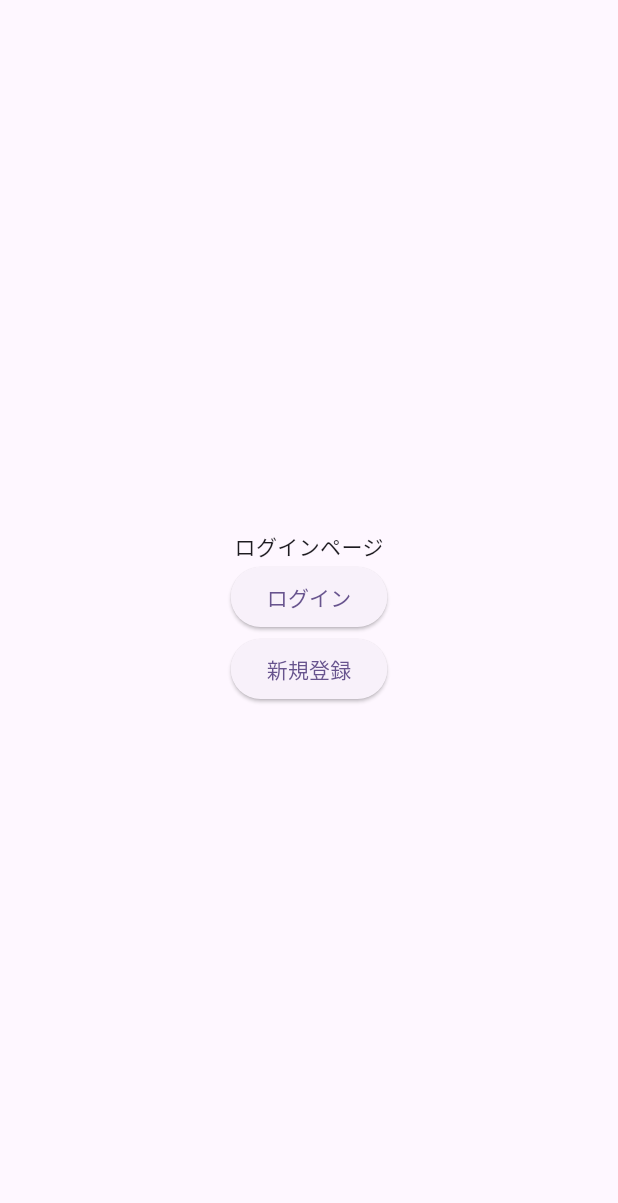
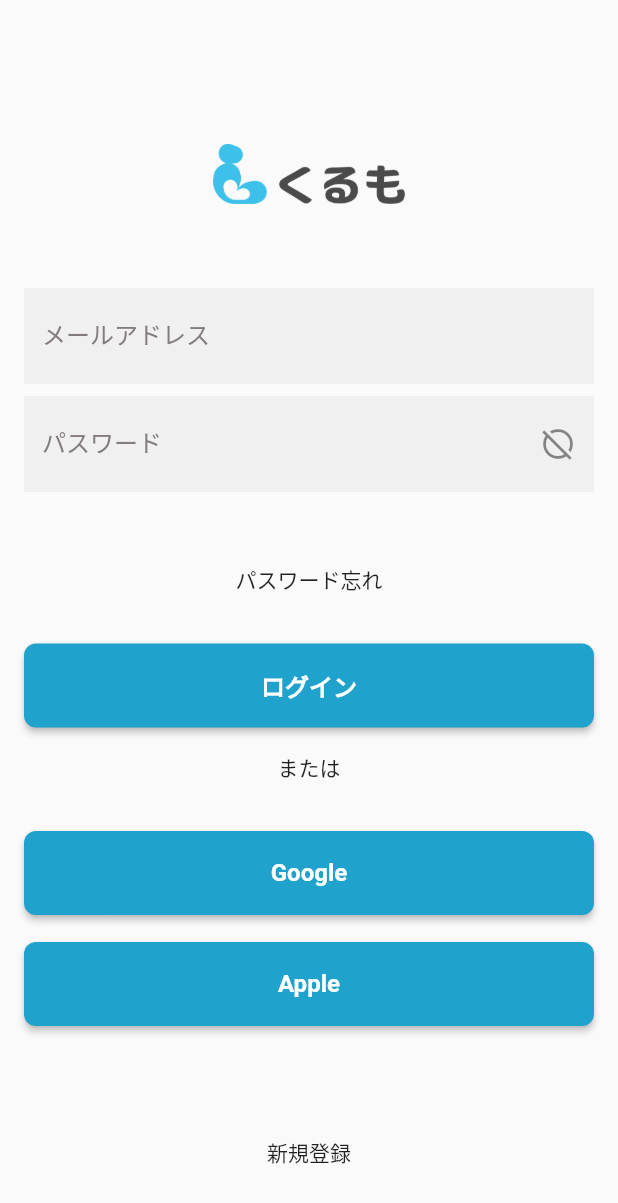
Before and after one commit to yuuya-1205/kurumo_app, a Flutter app: the screen it shows after launch, on a phone screen of 412 x 824 dp. Shown: the top 1203 px of the screen. Run offline on Flutter 3.47's test engine with Material 2 defaults, Android fonts, the phone set to English and light mode, and no system bars; our stand-ins replace firebase_auth, firebase_core; accounts and stored records are empty.

Commit message:
ログインページ作成

```diff
--- a/lib/app.dart
+++ b/lib/app.dart
@@ -1,5 +1,5 @@
 import 'package:flutter/material.dart';
-import 'package:kurumo_app/views/login_page.dart';
+import 'package:kurumo_app/views/pages/auth/login_page.dart';
 
 class App extends StatelessWidget {
   const App({super.key});
@@ -11,7 +11,7 @@ class App extends StatelessWidget {
       title: 'Flutter Demo',
       theme: ThemeData(
         colorScheme: ColorScheme.fromSeed(seedColor: Colors.deepPurple),
-        useMaterial3: true,
+        useMaterial3: false,
       ),
       home: LoginPage(),
     );
--- a/lib/views/login_page.dart
+++ /dev/null
@@ -1,43 +0,0 @@
-import 'package:flutter/material.dart';
-import 'package:kurumo_app/views/sign_up_page.dart';
-
-import 'home_page.dart';
-
-class LoginPage extends StatelessWidget {
-  const LoginPage({super.key});
-
-  static Route<void> route() {
-    return MaterialPageRoute(
-      settings: const RouteSettings(
-        name: '/login',
-      ),
-      builder: (_) => const LoginPage(),
-    );
-  }
-
-  @override
-  Widget build(BuildContext context) {
-    return Scaffold(
-      body: Center(
-        child: Column(
-          mainAxisAlignment: MainAxisAlignment.center,
-          children: [
-            const Text('ログインページ'),
-            ElevatedButton(
-              onPressed: () {
-                Navigator.push(context, HomePage.route());
-              },
-              child: const Text('ログイン'),
-            ),
-            ElevatedButton(
-              onPressed: () {
-                Navigator.push(context, SignUpPage.route());
-              },
-              child: const Text('新規登録'),
-            ),
-          ],
-        ),
-      ),
-    );
-  }
-}
--- /dev/null
+++ b/lib/views/pages/auth/login_page.dart
@@ -0,0 +1,167 @@
+import 'package:firebase_auth/firebase_auth.dart';
+import 'package:flutter/material.dart';
+import 'package:kurumo_app/util/color.dart';
+import 'package:kurumo_app/views/components/button.dart';
+import 'package:kurumo_app/views/components/input_form.dart';
+import 'package:kurumo_app/views/home_page.dart';
+
+class LoginPage extends StatefulWidget {
+  const LoginPage({super.key});
+
+  static Route<void> route() {
+    return MaterialPageRoute(
+      settings: const RouteSettings(
+        name: '/login',
+      ),
+      builder: (_) => const LoginPage(),
+    );
+  }
+
+  @override
+  State<LoginPage> createState() => _LoginPageState();
+}
+
+class _LoginPageState extends State<LoginPage> {
+  final emailController = TextEditingController();
+  final passwordController = TextEditingController();
+  String errorMessage = '';
+
+  @override
+  void dispose() {
+    emailController.dispose();
+    passwordController.dispose();
+    // TODO: implement dispose
+    super.dispose();
+  }
+
+  @override
+  Widget build(BuildContext context) {
+    return Scaffold(
+      body: SingleChildScrollView(
+        child: Padding(
+          padding: const EdgeInsets.all(16.0),
+          child: Column(
+            children: [
+              const SizedBox(
+                height: 80,
+              ),
+              SizedBox(
+                width: 130,
+                height: 40,
+                child: Image.asset('assets/images/logo.png'),
+              ),
+              const SizedBox(
+                height: 56,
+              ),
+              InputForm(
+                controller: emailController,
+                hintText: "メールアドレス",
+                labelText: "メールアドレス",
+              ),
+              const SizedBox(
+                height: 8,
+              ),
+              InputForm(
+                controller: passwordController,
+                suffixIcon: Icons.hide_source_outlined,
+                hintText: "パスワード",
+                labelText: "パスワード",
+              ),
+              const SizedBox(
+                height: 16,
+              ),
+              Text(
+                errorMessage,
+                style: const TextStyle(color: Colors.red),
+              ),
+              const SizedBox(
+                height: 16,
+              ),
+              const Text(
+                'パスワード忘れ',
+              ),
+              const SizedBox(
+                height: 32,
+              ),
+              Button(
+                onPressed: () async {
+                  final email = emailController.text;
+                  final password = passwordController.text;
+                  try {
+                    ///repositoryパターンで使うこと。
+                    //   await authLogin(email: email, password: password);
+                    // ignore: use_build_context_synchronously
+
+                    // await Navigator.pushReplacement(
+                    //   context,
+                    //   MaterialPageRoute(
+                    //     builder: ((context) => const TopPage()),
+                    //   ),
+                    // );
+                  } on FirebaseAuthException catch (e) {
+                    switch (e.code) {
+                      case 'wrong-password':
+                        errorMessage = 'パスワードが間違っています';
+                        break;
+                      case 'user-not-found':
+                        errorMessage = 'メールアドレスが登録されていません';
+                        break;
+                      case 'invalid-email':
+                        errorMessage = 'メールアドレスを入力してください';
+                        break;
+                      case 'too-many-requests':
+                        errorMessage = 'パスワードを再設定してください';
+                        break;
+                    }
+                  }
+                },
+                backgroundColor: primary,
+                text: "ログイン",
+              ),
+              const SizedBox(
+                height: 16,
+              ),
+              const Text(
+                'または',
+              ),
+              const SizedBox(
+                height: 32,
+              ),
+              Button(
+                onPressed: () {},
+                backgroundColor: primary,
+                text: "Google",
+              ),
+              const SizedBox(
+                height: 18,
+              ),
+              Button(
+                onPressed: () {},
+                backgroundColor: primary,
+                text: "Apple",
+              ),
+              const SizedBox(
+                height: 74,
+              ),
+              GestureDetector(
+                onTap: () {
+                  Navigator.push(context, HomePage.route());
+                },
+                child: const Text(
+                  '新規登録',
+                ),
+              ),
+            ],
+          ),
+        ),
+      ),
+    );
+  }
+}
+
+//  ElevatedButton(
+//               onPressed: () {
+//                 Navigator.push(context, HomePage.route());
+//               },
+//               child: const Text('ログイン'),
+//             ),
```
